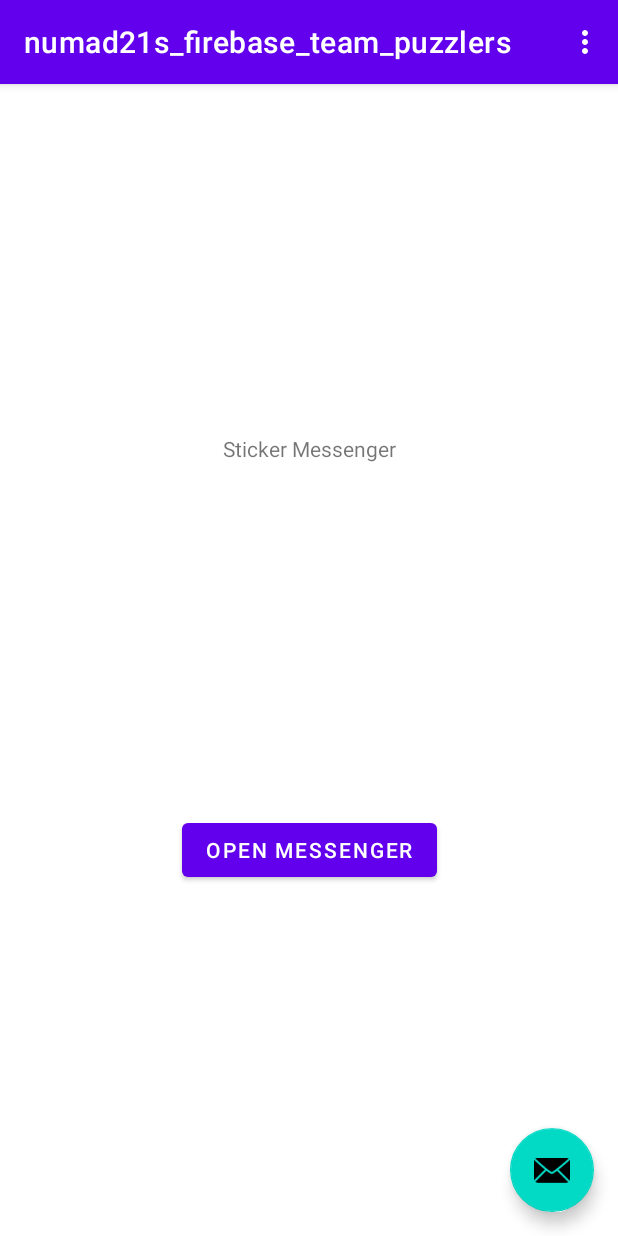
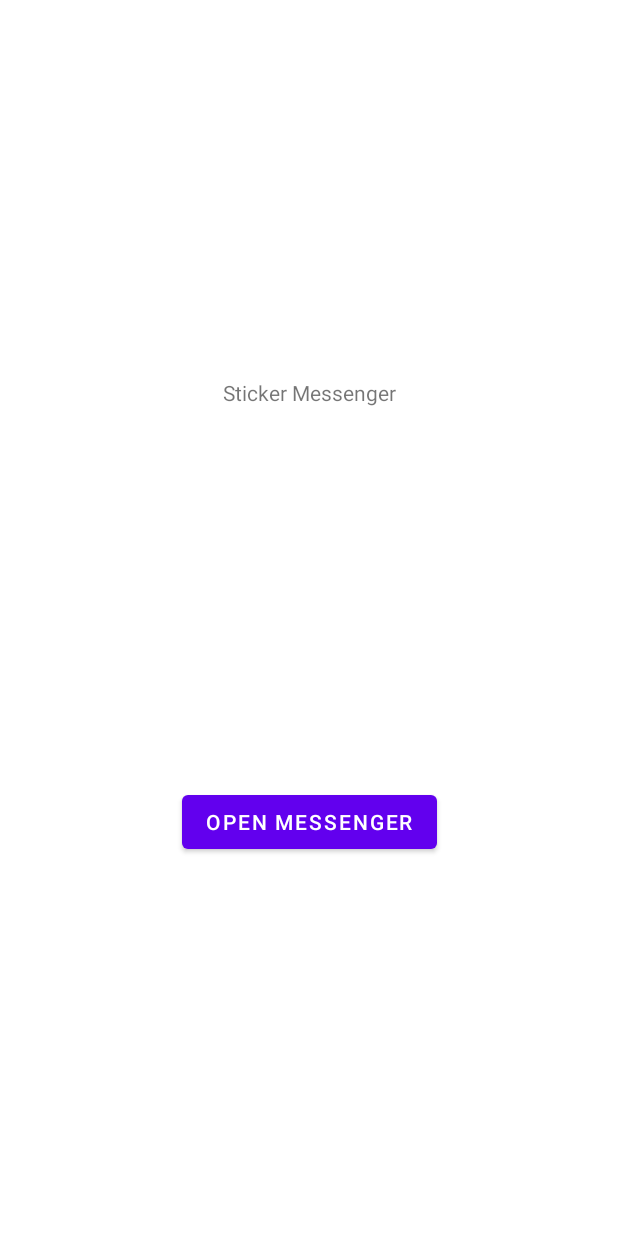
Before and after one commit to linyu3294/numad21s_firebase_team_puzzlers, an Android app: the screen it shows after launch (MainActivity before the commit, MainMenuActivity after it), on a phone screen of 412 x 824 dp. Run offline under Robolectric (Android 15) with nearby library versions, the phone set to English and light mode, and no system bars.

Commit message:
refactor some code for cleanileness:

```diff
--- a/app/src/main/AndroidManifest.xml
+++ b/app/src/main/AndroidManifest.xml
@@ -9,24 +9,22 @@
         android:roundIcon="@mipmap/ic_launcher_round"
         android:supportsRtl="true"
         android:theme="@style/Theme.Numad21s_firebase_team_puzzlers">
-        <activity android:name=".MessagingActivityEmoji"></activity>
         <activity android:name=".ChooseUser"></activity>
         <activity android:name=".MessagingActivity"></activity>
         <activity android:name=".HomeActivity" />
         <activity android:name=".LoginActivity" />
         <activity
-            android:name=".MainActivity"
+            android:name=".MainMenuActivity"
             android:label="@string/app_name"
             android:theme="@style/Theme.Numad21s_firebase_team_puzzlers.NoActionBar">
             <intent-filter>
                 <action android:name="android.intent.action.MAIN" />
-
                 <category android:name="android.intent.category.LAUNCHER" />
             </intent-filter>
         </activity>
 
         <service
-            android:name=".LoginActivity"
+            android:name=".MessagingActivity"
             android:exported="false">
             <intent-filter>
                 <action android:name="com.google.firebase.MESSAGING_EVENT" />
--- a/app/src/main/java/com/example/numad21s_firebase_team_puzzlers/FirstFragment.java
+++ /dev/null
@@ -1,39 +0,0 @@
-package com.example.numad21s_firebase_team_puzzlers;
-
-import android.content.Intent;
-import android.os.Bundle;
-import android.view.LayoutInflater;
-import android.view.View;
-import android.view.ViewGroup;
-
-import androidx.annotation.NonNull;
-import androidx.fragment.app.Fragment;
-
-
-public class FirstFragment extends Fragment {
-
-    @Override
-    public View onCreateView(
-            LayoutInflater inflater, ViewGroup container,
-            Bundle savedInstanceState
-    ) {
-        // Inflate the layout for this fragment
-        return inflater.inflate(R.layout.fragment_first, container, false);
-    }
-
-    public void onViewCreated(@NonNull View view, Bundle savedInstanceState) {
-        super.onViewCreated(view, savedInstanceState);
-
-        view.findViewById(R.id.button_first).setOnClickListener(new View.OnClickListener() {
-            @Override
-            public void onClick(View view) {
-                openLoginActivity();
-            }
-        });
-    }
-
-    public void openLoginActivity(){
-        Intent intent = new Intent(this.getContext(), LoginActivity.class);
-        startActivity(intent);
-    }
-}
--- a/app/src/main/java/com/example/numad21s_firebase_team_puzzlers/MainActivity.java
+++ /dev/null
@@ -1,57 +0,0 @@
-package com.example.numad21s_firebase_team_puzzlers;
-
-import android.os.Bundle;
-
-import com.google.android.material.floatingactionbutton.FloatingActionButton;
-import com.google.android.material.snackbar.Snackbar;
-
-import androidx.appcompat.app.AppCompatActivity;
-import androidx.appcompat.widget.Toolbar;
-
-import android.view.View;
-
-import android.view.Menu;
-import android.view.MenuItem;
-
-public class MainActivity extends AppCompatActivity {
-
-    @Override
-    protected void onCreate(Bundle savedInstanceState) {
-        super.onCreate(savedInstanceState);
-        setContentView(R.layout.activity_main);
-        Toolbar toolbar = findViewById(R.id.toolbar);
-        setSupportActionBar(toolbar);
-
-        FloatingActionButton fab = findViewById(R.id.fab);
-        fab.setOnClickListener(new View.OnClickListener() {
-            @Override
-            public void onClick(View view) {
-                Snackbar.make(view, "Replace with your own action", Snackbar.LENGTH_LONG)
-                        .setAction("Action", null).show();
-            }
-        });
-    }
-
-    @Override
-    public boolean onCreateOptionsMenu(Menu menu) {
-        // Inflate the menu; this adds items to the action bar if it is present.
-        getMenuInflater().inflate(R.menu.menu_main, menu);
-        return true;
-    }
-
-    @Override
-    public boolean onOptionsItemSelected(MenuItem item) {
-        // Handle action bar item clicks here. The action bar will
-        // automatically handle clicks on the Home/Up button, so long
-        // as you specify a parent activity in AndroidManifest.xml.
-        int id = item.getItemId();
-
-        //noinspection SimplifiableIfStatement
-        if (id == R.id.action_settings) {
-            return true;
-        }
-
-        return super.onOptionsItemSelected(item);
-    }
-
-}
--- /dev/null
+++ b/app/src/main/java/com/example/numad21s_firebase_team_puzzlers/MainMenuActivity.java
@@ -0,0 +1,25 @@
+package com.example.numad21s_firebase_team_puzzlers;
+
+import android.content.Intent;
+import android.os.Bundle;
+import android.view.View;
+
+import androidx.appcompat.app.AppCompatActivity;
+
+public class MainMenuActivity extends AppCompatActivity {
+    @Override
+    protected void onCreate(Bundle savedInstanceState) {
+        super.onCreate(savedInstanceState);
+        setContentView(R.layout.activity_main_menu);
+    }
+
+    /**
+     * Button onClick handler
+     *
+     * @param view
+     */
+    public void startLoginActivity(View view) {
+        Intent intent = new Intent(this, LoginActivity.class);
+        startActivity(intent);
+    }
+}
--- a/app/src/main/java/com/example/numad21s_firebase_team_puzzlers/services/UserService.java
+++ b/app/src/main/java/com/example/numad21s_firebase_team_puzzlers/services/UserService.java
@@ -40,4 +40,10 @@ public class UserService {
 
         return user;
     }
+
+    // TODO: check if username is unique
+    public static boolean usernameIsValid(FirebaseDatabase db, String username)
+    {
+        return username != null && username.length() > 0 ;
+    }
 }
--- a/app/src/main/res/layout/activity_login.xml
+++ b/app/src/main/res/layout/activity_login.xml
@@ -18,7 +18,7 @@
         android:id="@+id/btn_set_user"
         android:layout_width="wrap_content"
         android:layout_height="wrap_content"
-        android:onClick="onLogInClick"
+        android:onClick="loginUser"
         android:text="Log In"
         app:layout_constraintBottom_toBottomOf="parent"
         app:layout_constraintEnd_toEndOf="parent"
--- a/app/src/main/res/layout/activity_main.xml
+++ /dev/null
@@ -1,33 +0,0 @@
-<?xml version="1.0" encoding="utf-8"?>
-<androidx.coordinatorlayout.widget.CoordinatorLayout xmlns:android="http://schemas.android.com/apk/res/android"
-    xmlns:app="http://schemas.android.com/apk/res-auto"
-    xmlns:tools="http://schemas.android.com/tools"
-    android:layout_width="match_parent"
-    android:layout_height="match_parent"
-    tools:context=".MainActivity">
-
-    <com.google.android.material.appbar.AppBarLayout
-        android:layout_width="match_parent"
-        android:layout_height="wrap_content"
-        android:theme="@style/Theme.Numad21s_firebase_team_puzzlers.AppBarOverlay">
-
-        <androidx.appcompat.widget.Toolbar
-            android:id="@+id/toolbar"
-            android:layout_width="match_parent"
-            android:layout_height="?attr/actionBarSize"
-            android:background="?attr/colorPrimary"
-            app:popupTheme="@style/Theme.Numad21s_firebase_team_puzzlers.PopupOverlay" />
-
-    </com.google.android.material.appbar.AppBarLayout>
-
-    <include layout="@layout/content_main" />
-
-    <com.google.android.material.floatingactionbutton.FloatingActionButton
-        android:id="@+id/fab"
-        android:layout_width="wrap_content"
-        android:layout_height="wrap_content"
-        android:layout_gravity="bottom|end"
-        android:layout_margin="@dimen/fab_margin"
-        app:srcCompat="@android:drawable/ic_dialog_email" />
-
-</androidx.coordinatorlayout.widget.CoordinatorLayout>
--- a/app/src/main/res/layout/fragment_first.xml
+++ b/app/src/main/res/layout/activity_main_menu.xml
@@ -2,27 +2,29 @@
 <androidx.constraintlayout.widget.ConstraintLayout xmlns:android="http://schemas.android.com/apk/res/android"
     xmlns:app="http://schemas.android.com/apk/res-auto"
     xmlns:tools="http://schemas.android.com/tools"
+    android:id="@+id/coordinatorLayout"
     android:layout_width="match_parent"
     android:layout_height="match_parent"
-    tools:context=".FirstFragment">
+    tools:context=".MainMenuActivity">
 
     <TextView
-        android:id="@+id/textview_first"
+        android:id="@+id/textview_first2"
         android:layout_width="wrap_content"
         android:layout_height="wrap_content"
         android:text="Sticker Messenger"
-        app:layout_constraintBottom_toTopOf="@id/button_first"
+        app:layout_constraintBottom_toTopOf="@+id/openMessengerBtn"
         app:layout_constraintEnd_toEndOf="parent"
         app:layout_constraintStart_toStartOf="parent"
         app:layout_constraintTop_toTopOf="parent" />
 
     <Button
-        android:id="@+id/button_first"
+        android:id="@+id/openMessengerBtn"
         android:layout_width="wrap_content"
         android:layout_height="wrap_content"
+        android:onClick="startLoginActivity"
         android:text="Open Messenger"
         app:layout_constraintBottom_toBottomOf="parent"
         app:layout_constraintEnd_toEndOf="parent"
         app:layout_constraintStart_toStartOf="parent"
-        app:layout_constraintTop_toBottomOf="@id/textview_first" />
+        app:layout_constraintTop_toBottomOf="@+id/textview_first2" />
 </androidx.constraintlayout.widget.ConstraintLayout>
--- a/app/src/main/res/menu/menu_main.xml
+++ b/app/src/main/res/menu/menu_main.xml
@@ -1,7 +1,7 @@
 <menu xmlns:android="http://schemas.android.com/apk/res/android"
     xmlns:app="http://schemas.android.com/apk/res-auto"
     xmlns:tools="http://schemas.android.com/tools"
-    tools:context="com.example.numad21s_firebase_team_puzzlers.MainActivity">
+    tools:context="com.example.numad21s_firebase_team_puzzlers.MainMenuActivity">
     <item
         android:id="@+id/action_settings"
         android:orderInCategory="100"
--- a/app/src/main/res/navigation/nav_graph.xml
+++ b/app/src/main/res/navigation/nav_graph.xml
@@ -3,26 +3,8 @@
     xmlns:app="http://schemas.android.com/apk/res-auto"
     xmlns:tools="http://schemas.android.com/tools"
     android:id="@+id/nav_graph"
-    app:startDestination="@id/FirstFragment">
+    app:startDestination="@layout/activity_main_menu">
 
-    <fragment
-        android:id="@+id/FirstFragment"
-        android:name="com.example.numad21s_firebase_team_puzzlers.FirstFragment"
-        android:label="@string/first_fragment_label"
-        tools:layout="@layout/fragment_first">
-        <action
-            android:id="@+id/action_FirstFragment_to_SecondFragment"
-            app:destination="@id/SecondFragment" />
-    </fragment>
-    <fragment
-        android:id="@+id/SecondFragment"
-        android:name="com.example.numad21s_firebase_team_puzzlers.SecondFragment"
-        android:label="@string/second_fragment_label"
-        tools:layout="@layout/fragment_second">
-        <action
-            android:id="@+id/action_SecondFragment_to_chooseUser"
-            app:destination="@id/chooseUser" />
-    </fragment>
     <activity
         android:id="@+id/chooseUser"
         android:name="com.example.numad21s_firebase_team_puzzlers.ChooseUser"
```
Also changed, not shown: app/src/main/java/com/example/numad21s_firebase_team_puzzlers/LoginActivity.java (+38 -39 lines).
